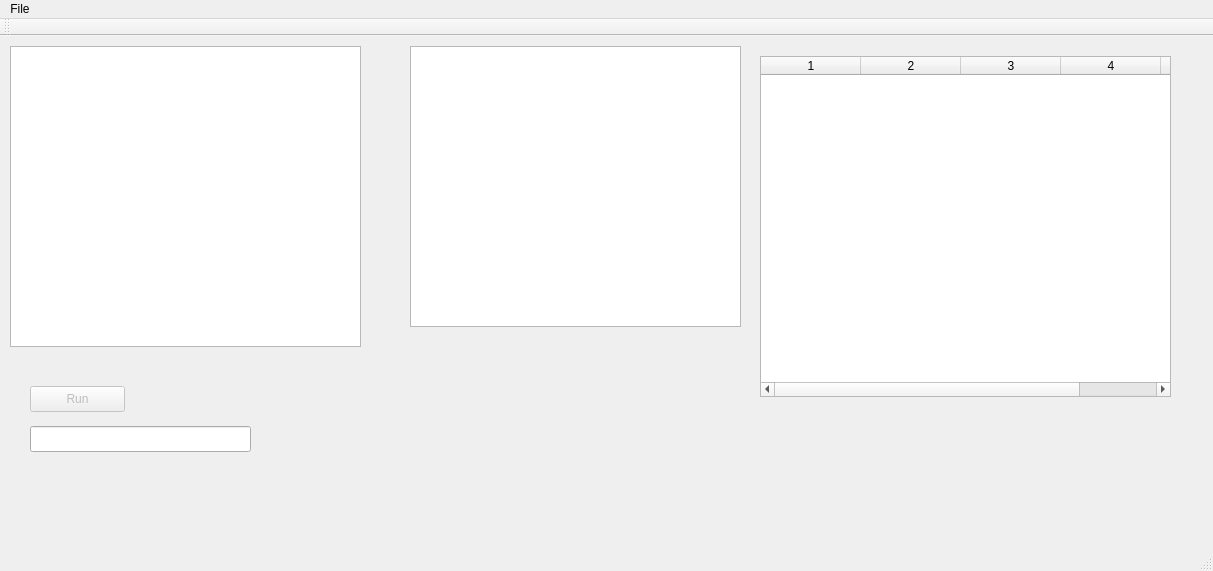
Old version of the form turi/mainwindow.ui in the repository traumgedanken/turing-visual.
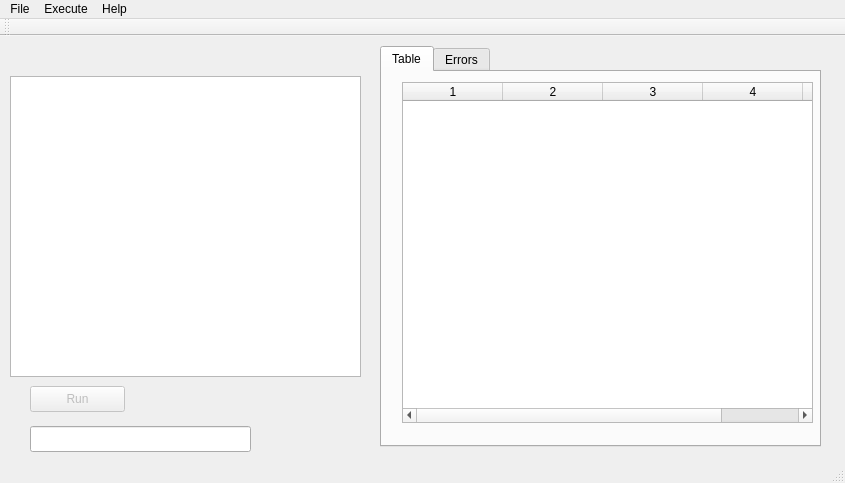
New version of the form. The open tabs and pages were chosen to show the change.

```diff
--- a/turi/mainwindow.ui
+++ b/turi/mainwindow.ui
@@ -6,8 +6,8 @@
    <rect>
     <x>0</x>
     <y>0</y>
-    <width>1213</width>
-    <height>571</height>
+    <width>845</width>
+    <height>483</height>
    </rect>
   </property>
   <property name="windowTitle">
@@ -18,7 +18,7 @@
     <property name="geometry">
      <rect>
       <x>10</x>
-      <y>10</y>
+      <y>40</y>
       <width>351</width>
       <height>301</height>
      </rect>
@@ -29,46 +29,6 @@
      </font>
     </property>
    </widget>
-   <widget class="QListWidget" name="errorsList">
-    <property name="geometry">
-     <rect>
-      <x>410</x>
-      <y>10</y>
-      <width>331</width>
-      <height>281</height>
-     </rect>
-    </property>
-    <property name="font">
-     <font>
-      <family>FreeSans</family>
-      <pointsize>11</pointsize>
-     </font>
-    </property>
-   </widget>
-   <widget class="QTableWidget" name="tableWidget">
-    <property name="geometry">
-     <rect>
-      <x>760</x>
-      <y>20</y>
-      <width>411</width>
-      <height>341</height>
-     </rect>
-    </property>
-    <property name="lineWidth">
-     <number>1</number>
-    </property>
-    <property name="rowCount">
-     <number>0</number>
-    </property>
-    <property name="columnCount">
-     <number>5</number>
-    </property>
-    <column/>
-    <column/>
-    <column/>
-    <column/>
-    <column/>
-   </widget>
    <widget class="QPushButton" name="runBtn">
     <property name="enabled">
      <bool>false</bool>
@@ -108,6 +68,78 @@
      <string/>
     </property>
    </widget>
+   <widget class="QTabWidget" name="tabWidget">
+    <property name="enabled">
+     <bool>true</bool>
+    </property>
+    <property name="geometry">
+     <rect>
+      <x>380</x>
+      <y>10</y>
+      <width>441</width>
+      <height>401</height>
+     </rect>
+    </property>
+    <property name="currentIndex">
+     <number>1</number>
+    </property>
+    <widget class="QWidget" name="tableTab">
+     <attribute name="title">
+      <string>Table</string>
+     </attribute>
+     <widget class="QTableWidget" name="tableWidget">
+      <property name="geometry">
+       <rect>
+        <x>20</x>
+        <y>10</y>
+        <width>411</width>
+        <height>341</height>
+       </rect>
+      </property>
+      <property name="sizePolicy">
+       <sizepolicy hsizetype="Expanding" vsizetype="Expanding">
+        <horstretch>0</horstretch>
+        <verstretch>0</verstretch>
+       </sizepolicy>
+      </property>
+      <property name="lineWidth">
+       <number>1</number>
+      </property>
+      <property name="rowCount">
+       <number>0</number>
+      </property>
+      <property name="columnCount">
+       <number>5</number>
+      </property>
+      <column/>
+      <column/>
+      <column/>
+      <column/>
+      <column/>
+     </widget>
+    </widget>
+    <widget class="QWidget" name="errorTab">
+     <attribute name="title">
+      <string>Errors</string>
+     </attribute>
+     <widget class="QListWidget" name="errorsList">
+      <property name="geometry">
+       <rect>
+        <x>20</x>
+        <y>20</y>
+        <width>401</width>
+        <height>321</height>
+       </rect>
+      </property>
+      <property name="font">
+       <font>
+        <family>FreeSans</family>
+        <pointsize>11</pointsize>
+       </font>
+      </property>
+     </widget>
+    </widget>
+   </widget>
   </widget>
   <widget class="QStatusBar" name="statusBar"/>
   <widget class="QToolBar" name="mainToolBar">
@@ -123,7 +155,7 @@
     <rect>
      <x>0</x>
      <y>0</y>
-     <width>1213</width>
+     <width>845</width>
      <height>23</height>
     </rect>
    </property>
@@ -136,7 +168,24 @@
     <addaction name="actionSave_as"/>
     <addaction name="actionExit"/>
    </widget>
+   <widget class="QMenu" name="menuRun">
+    <property name="title">
+     <string>Execute</string>
+    </property>
+    <addaction name="actionBuild"/>
+    <addaction name="actionRun"/>
+    <addaction name="actionNext_step"/>
+    <addaction name="actionTo_the_end"/>
+   </widget>
+   <widget class="QMenu" name="menuHelp">
+    <property name="title">
+     <string>Help</string>
+    </property>
+    <addaction name="actionAbout_Turi_IDE"/>
+   </widget>
    <addaction name="menuFile"/>
+   <addaction name="menuRun"/>
+   <addaction name="menuHelp"/>
   </widget>
   <action name="actionOpen">
    <property name="text">
```
Left out of the diff: 38 changed lines with no effect on the pictures.
